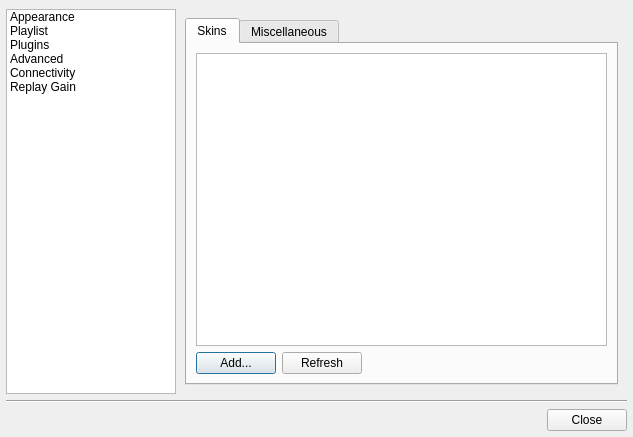
The window that src/ui/forms/configdialog.ui (ksv1986/qmmp-staging) describes before a commit, drawn with Qt 5.
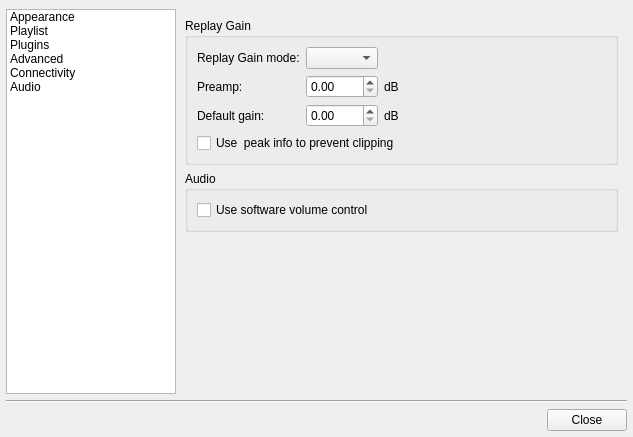
The same window after the commit. The open tabs and pages were chosen to show the change. Icons and pictures are not drawn.

The edit to the form file:
```diff
--- a/src/ui/forms/configdialog.ui
+++ b/src/ui/forms/configdialog.ui
@@ -134,7 +134,7 @@
        </item>
        <item>
         <property name="text">
-         <string>Replay Gain</string>
+         <string>Audio</string>
         </property>
         <property name="icon">
          <iconset resource="../images/images.qrc">
@@ -769,23 +769,7 @@
        </widget>
        <widget class="QWidget" name="page_2">
         <layout class="QGridLayout" name="gridLayout_5">
-         <item row="0" column="0" colspan="2">
-          <widget class="QGroupBox" name="groupBox_6">
-           <property name="title">
-            <string>Audio</string>
-           </property>
-           <layout class="QVBoxLayout">
-            <item>
-             <widget class="QCheckBox" name="softVolumeCheckBox">
-              <property name="text">
-               <string>Use software volume control</string>
-              </property>
-             </widget>
-            </item>
-           </layout>
-          </widget>
-         </item>
-         <item row="1" column="0">
+         <item row="0" column="0">
           <widget class="QGroupBox" name="visibilityGroupBox">
            <property name="title">
             <string>Visibility Control</string>
@@ -808,7 +792,7 @@
            </layout>
           </widget>
          </item>
-         <item row="1" column="1">
+         <item row="0" column="1">
           <widget class="QGroupBox" name="groupBox_8">
            <property name="title">
             <string>Compatibility</string>
@@ -831,7 +815,7 @@
            </layout>
           </widget>
          </item>
-         <item row="2" column="0" colspan="2">
+         <item row="1" column="0" colspan="2">
           <widget class="QGroupBox" name="groupBox_4">
            <property name="title">
             <string>File Dialog</string>
@@ -863,7 +847,7 @@
            </layout>
           </widget>
          </item>
-         <item row="3" column="0" colspan="2">
+         <item row="2" column="0" colspan="2">
           <widget class="QGroupBox" name="groupBox_9">
            <property name="title">
             <string>Cover Image Retrieve</string>
@@ -923,6 +907,19 @@
            </layout>
           </widget>
          </item>
+         <item row="3" column="0">
+          <spacer name="verticalSpacer_3">
+           <property name="orientation">
+            <enum>Qt::Vertical</enum>
+           </property>
+           <property name="sizeHint" stdset="0">
+            <size>
+             <width>20</width>
+             <height>40</height>
+            </size>
+           </property>
+          </spacer>
+         </item>
         </layout>
        </widget>
        <widget class="QWidget" name="network">
@@ -1039,7 +1036,151 @@
          </item>
         </layout>
        </widget>
-       <widget class="QWidget" name="replaygain"/>
+       <widget class="QWidget" name="audio">
+        <layout class="QVBoxLayout" name="verticalLayout_7">
+         <item>
+          <widget class="QGroupBox" name="groupBox_10">
+           <property name="title">
+            <string>Replay Gain</string>
+           </property>
+           <layout class="QGridLayout" name="gridLayout_7">
+            <item row="1" column="0">
+             <widget class="QLabel" name="label_14">
+              <property name="text">
+               <string>Replay Gain mode:</string>
+              </property>
+             </widget>
+            </item>
+            <item row="1" column="1">
+             <widget class="QComboBox" name="replayGainModeComboBox">
+              <property name="sizePolicy">
+               <sizepolicy hsizetype="Minimum" vsizetype="Fixed">
+                <horstretch>0</horstretch>
+                <verstretch>0</verstretch>
+               </sizepolicy>
+              </property>
+             </widget>
+            </item>
+            <item row="2" column="0">
+             <widget class="QLabel" name="label_15">
+              <property name="text">
+               <string>Preamp:</string>
+              </property>
+             </widget>
+            </item>
+            <item row="2" column="1">
+             <widget class="QDoubleSpinBox" name="preampDoubleSpinBox">
+              <property name="sizePolicy">
+               <sizepolicy hsizetype="Minimum" vsizetype="Fixed">
+                <horstretch>0</horstretch>
+                <verstretch>0</verstretch>
+               </sizepolicy>
+              </property>
+             </widget>
+            </item>
+            <item row="2" column="2">
+             <widget class="QLabel" name="label_17">
+              <property name="sizePolicy">
+               <sizepolicy hsizetype="Expanding" vsizetype="Preferred">
+                <horstretch>0</horstretch>
+                <verstretch>0</verstretch>
+               </sizepolicy>
+              </property>
+              <property name="text">
+               <string>dB</string>
+              </property>
+             </widget>
+            </item>
+            <item row="3" column="0">
+             <widget class="QLabel" name="label_16">
+              <property name="sizePolicy">
+               <sizepolicy hsizetype="Preferred" vsizetype="Preferred">
+                <horstretch>0</horstretch>
+                <verstretch>0</verstretch>
+               </sizepolicy>
+              </property>
+              <property name="text">
+               <string>Default gain:</string>
+              </property>
+             </widget>
+            </item>
+            <item row="3" column="1">
+             <widget class="QDoubleSpinBox" name="defaultGainDoubleSpinBox">
+              <property name="sizePolicy">
+               <sizepolicy hsizetype="Minimum" vsizetype="Fixed">
+                <horstretch>0</horstretch>
+                <verstretch>0</verstretch>
+               </sizepolicy>
+              </property>
+             </widget>
+            </item>
+            <item row="3" column="2">
+             <widget class="QLabel" name="label_18">
+              <property name="sizePolicy">
+               <sizepolicy hsizetype="Expanding" vsizetype="Preferred">
+                <horstretch>0</horstretch>
+                <verstretch>0</verstretch>
+               </sizepolicy>
+              </property>
+              <property name="text">
+               <string>dB</string>
+              </property>
+             </widget>
+            </item>
+            <item row="1" column="2">
+             <spacer name="horizontalSpacer_4">
+              <property name="orientation">
+               <enum>Qt::Horizontal</enum>
+              </property>
+              <property name="sizeHint" stdset="0">
+               <size>
+                <width>40</width>
+                <height>20</height>
+               </size>
+              </property>
+             </spacer>
+            </item>
+            <item row="4" column="0" colspan="3">
+             <widget class="QCheckBox" name="clippingCheckBox">
+              <property name="text">
+               <string>Use  peak info to prevent clipping</string>
+              </property>
+             </widget>
+            </item>
+           </layout>
+          </widget>
+         </item>
+         <item>
+          <widget class="QGroupBox" name="groupBox_11">
+           <property name="title">
+            <string>Audio</string>
+           </property>
+           <layout class="QVBoxLayout" name="_2">
+            <item>
+             <widget class="QCheckBox" name="softVolumeCheckBox">
+              <property name="text">
+               <string>Use software volume control</string>
+              </property>
+             </widget>
+            </item>
+           </layout>
+          </widget>
+         </item>
+         <item>
+          <spacer name="verticalSpacer_2">
+           <property name="orientation">
+            <enum>Qt::Vertical</enum>
+           </property>
+           <property name="sizeHint" stdset="0">
+            <size>
+             <width>20</width>
+             <height>132</height>
+            </size>
+           </property>
+          </spacer>
+         </item>
+        </layout>
+       </widget>
       </widget>
      </item>
     </layout>
```
